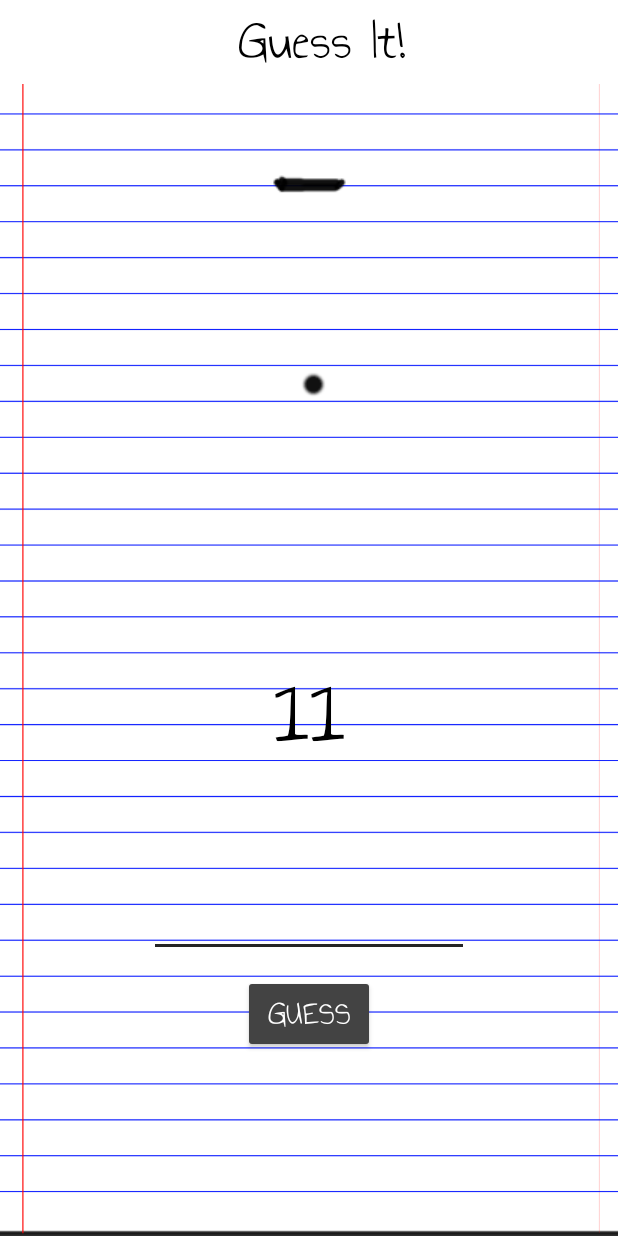
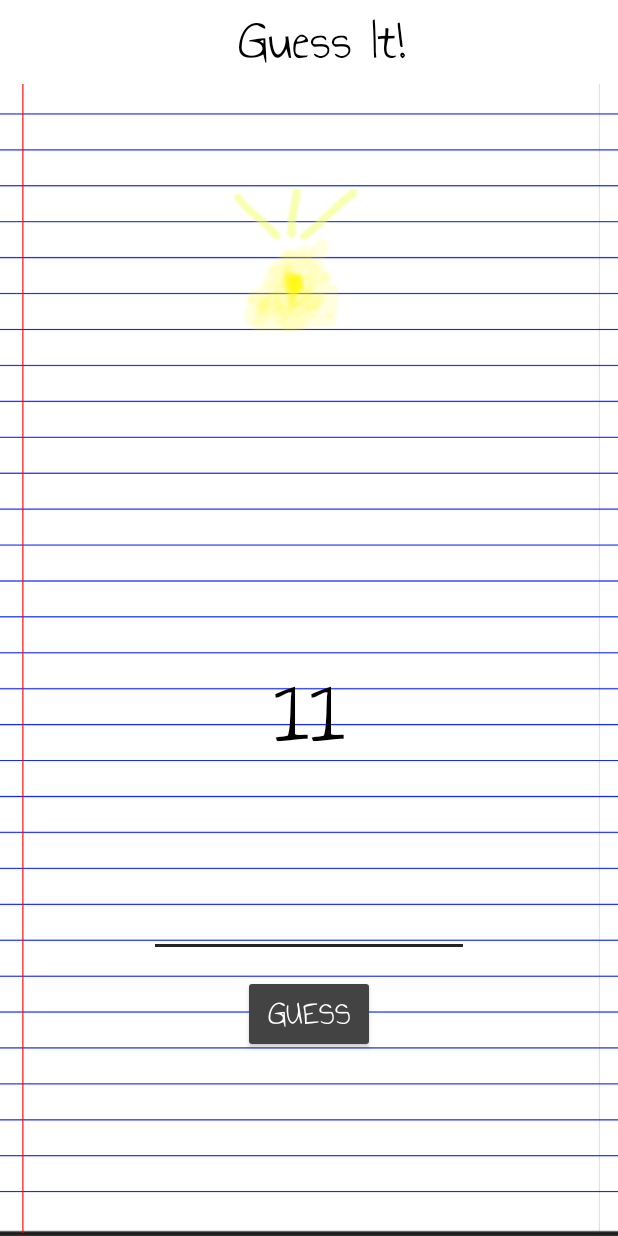
Before and after one commit to nick-k-dev/guessit, an Android app: the GameActivity screen opened directly, with no data from a screen before it, after a tap on "GUESS", on a phone screen of 412 x 824 dp. Run offline under Robolectric (Android 15) with nearby library versions, the phone set to English and light mode, and no system bars; libraries missing offline, so code that uses them is left out: com.google.mlkit.vision.

Commit message:
Added 2 new animations and added ability for final frame to show on round end

```diff
--- a/app/src/main/java/com/example/nksh/guessit/GameActivity.kt
+++ b/app/src/main/java/com/example/nksh/guessit/GameActivity.kt
@@ -34,7 +34,7 @@ class GameActivity : AppCompatActivity() {
     private lateinit var aiGuesses: ArrayList<String>
     private var index: Int = 0
     private var status = GAME_STATUS.OVER
-    private var toastYOffset = -100
+    private var toastYOffset = -10
 
     private lateinit var inProgressContainer: LinearLayout
     private lateinit var gameOverContainer: LinearLayout
@@ -75,7 +75,9 @@ class GameActivity : AppCompatActivity() {
             R.drawable.headphones_animation,
             R.drawable.phone_animation,
             R.drawable.boat_animation,
-            R.drawable.sunglasses_animation
+            R.drawable.sunglasses_animation,
+            R.drawable.lamp_animation,
+            R.drawable.bus_animation
         )
         answers.add(arrayListOf("flower"))
         answers.add(arrayListOf("house", "building", "cabin"))
@@ -84,6 +86,8 @@ class GameActivity : AppCompatActivity() {
         answers.add(arrayListOf("smartphone", "cellphone", "phone", "telephone", "cell", "mobile phone"))
         answers.add(arrayListOf("sailboat", "boat", "ship"))
         answers.add(arrayListOf("sunglasses", "shades"))
+        answers.add(arrayListOf("lamp", "light"))
+        answers.add(arrayListOf("schoolbus", "bus"))
         handler = Handler(Looper.getMainLooper())
         runnable = object: Runnable {
             override fun run() {
@@ -158,10 +162,10 @@ class GameActivity : AppCompatActivity() {
     }
 
     fun endRound(winStatus: WIN_STATUS) {
-        // TODO if possible would be nice to have the final image displayed to show the user what it is in case it is guessed early
         status = GAME_STATUS.OVER
         handler.removeCallbacks(runnable)
         frameAnimation.stop()
+        imageView.setImageDrawable(frameAnimation.getFrame(frameAnimation.numberOfFrames - 1))
         gameOverContainer.visibility = View.VISIBLE
         inProgressContainer.visibility = View.INVISIBLE
         var message = ""
@@ -259,13 +263,13 @@ class GameActivity : AppCompatActivity() {
             if(seconds == 3L || seconds == 11L) {
                 if (aiGuesses.count() > 0) {
                     val unsure = resources.getStringArray(R.array.ai_unsure).random()
-                    val message = "$unsure ${aiGuesses[(0 until aiGuesses.count()).random()]}"
+                    val message = "AI: $unsure ${aiGuesses[(0 until aiGuesses.count()).random()]}"
                     val myToast = Toast.makeText(applicationContext, message, Toast.LENGTH_LONG)
                     myToast.setGravity(Gravity.CENTER, 0, toastYOffset)
                     myToast.show()
                 }
                 else {
-                    val quip = resources.getStringArray(R.array.ai_quips).random()
+                    val quip = "AI: ${resources.getStringArray(R.array.ai_quips).random()}"
                     val myToast = Toast.makeText(applicationContext, quip, Toast.LENGTH_LONG)
                     myToast.setGravity(Gravity.CENTER, 0, toastYOffset)
                     myToast.show()
--- /dev/null
+++ b/app/src/main/res/drawable/bus_animation.xml
@@ -0,0 +1,8 @@
+<animation-list xmlns:android="http://schemas.android.com/apk/res/android"
+    android:oneshot="false">
+    <item android:drawable="@drawable/bus_1" android:duration="15000" />
+    <item android:drawable="@drawable/bus_2" android:duration="15000" />
+    <item android:drawable="@drawable/bus_3" android:duration="15000" />
+    <item android:drawable="@drawable/bus_4" android:duration="15000" />
+    <item android:drawable="@drawable/bus_5" android:duration="15000" />
+</animation-list>
--- /dev/null
+++ b/app/src/main/res/drawable/lamp_animation.xml
@@ -0,0 +1,8 @@
+<animation-list xmlns:android="http://schemas.android.com/apk/res/android"
+    android:oneshot="false">
+    <item android:drawable="@drawable/lamp_1" android:duration="15000" />
+    <item android:drawable="@drawable/lamp_2" android:duration="15000" />
+    <item android:drawable="@drawable/lamp_3" android:duration="15000" />
+    <item android:drawable="@drawable/lamp_4" android:duration="15000" />
+    <item android:drawable="@drawable/lamp_5" android:duration="15000" />
+</animation-list>
```
Also changed, not shown: app/src/main/res/drawable/bus_1.png (added), app/src/main/res/drawable/bus_2.png (added), app/src/main/res/drawable/bus_3.png (added), app/src/main/res/drawable/bus_4.png (added), app/src/main/res/drawable/bus_5.png (added), app/src/main/res/drawable/lamp_1.png (added), app/src/main/res/drawable/lamp_2.png (added), app/src/main/res/drawable/lamp_3.png (added), app/src/main/res/drawable/lamp_4.png (added), app/src/main/res/drawable/lamp_5.png (added).
